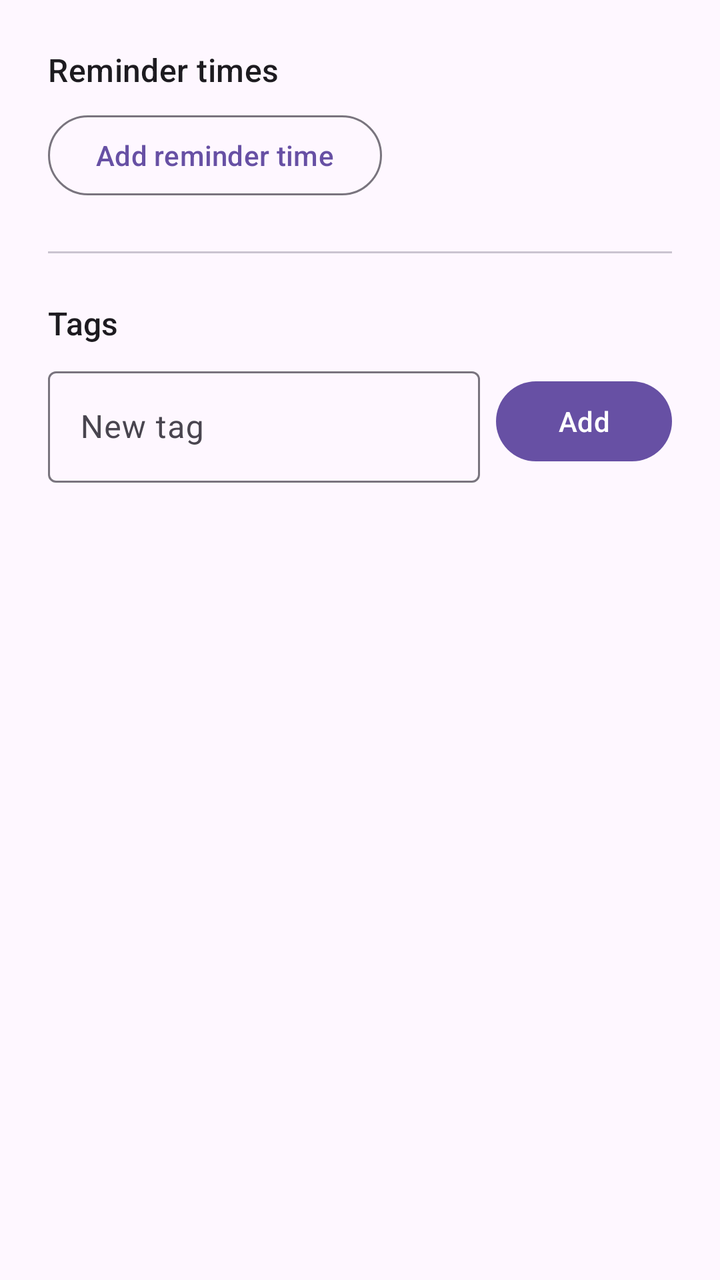
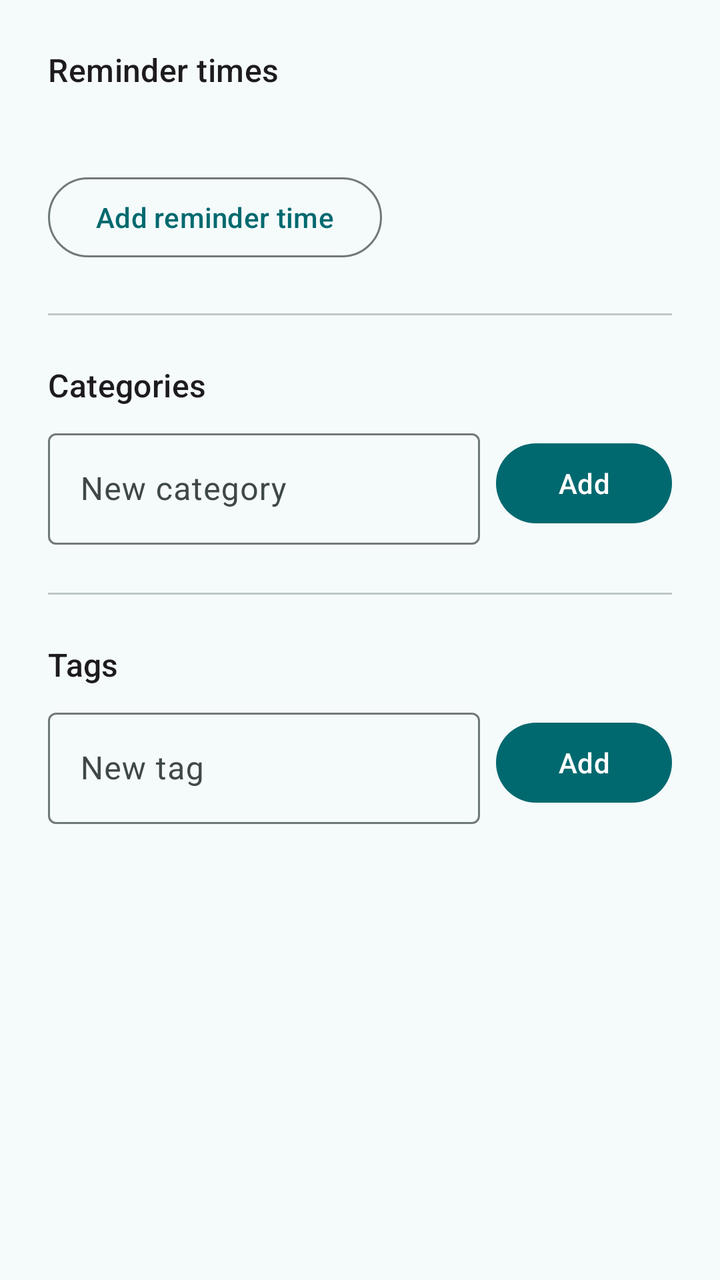

Two renders of the same Android screen: before a commit and after it. Below are the layout's source before the change and the commit's diff.
<!-- AndroidManifest.xml: application theme Theme.Baromi -->
<!-- res/layout/activity_settings.xml -->
<?xml version="1.0" encoding="utf-8"?>
<ScrollView xmlns:android="http://schemas.android.com/apk/res/android"
    android:layout_width="match_parent"
    android:layout_height="match_parent"
    android:fillViewport="true">

    <LinearLayout
        android:layout_width="match_parent"
        android:layout_height="wrap_content"
        android:orientation="vertical"
        android:padding="24dp">

        <TextView
            android:layout_width="wrap_content"
            android:layout_height="wrap_content"
            android:text="@string/reminders_header"
            android:textAppearance="?attr/textAppearanceTitleMedium" />

        <LinearLayout
            android:id="@+id/containerReminders"
            android:layout_width="match_parent"
            android:layout_height="wrap_content"
            android:orientation="vertical" />

        <com.google.android.material.button.MaterialButton
            android:id="@+id/buttonAddTime"
            style="?attr/materialButtonOutlinedStyle"
            android:layout_width="wrap_content"
            android:layout_height="wrap_content"
            android:layout_marginTop="8dp"
            android:text="@string/add_reminder_time" />

        <View
            android:layout_width="match_parent"
            android:layout_height="1dp"
            android:layout_marginTop="24dp"
            android:layout_marginBottom="24dp"
            android:background="?attr/colorOutlineVariant" />

        <TextView
            android:layout_width="wrap_content"
            android:layout_height="wrap_content"
            android:text="@string/tags_header"
            android:textAppearance="?attr/textAppearanceTitleMedium" />

        <LinearLayout
            android:id="@+id/containerTags"
            android:layout_width="match_parent"
            android:layout_height="wrap_content"
            android:orientation="vertical" />

        <LinearLayout
            android:layout_width="match_parent"
            android:layout_height="wrap_content"
            android:layout_marginTop="8dp"
            android:gravity="center_vertical"
            android:orientation="horizontal">

            <com.google.android.material.textfield.TextInputLayout
                android:id="@+id/inputTagLayout"
                android:layout_width="0dp"
                android:layout_height="wrap_content"
                android:layout_weight="1"
                android:hint="@string/new_tag_hint">

                <com.google.android.material.textfield.TextInputEditText
                    android:id="@+id/inputNewTag"
                    android:layout_width="match_parent"
                    android:layout_height="wrap_content"
                    android:inputType="text|textNoSuggestions"
                    android:maxLength="40" />
            </com.google.android.material.textfield.TextInputLayout>

            <com.google.android.material.button.MaterialButton
                android:id="@+id/buttonAddTag"
                android:layout_width="wrap_content"
                android:layout_height="wrap_content"
                android:layout_marginStart="8dp"
                android:text="@string/add_tag" />
        </LinearLayout>

    </LinearLayout>

</ScrollView>
<!-- resources referenced by this layout -->
<resources>
  <style name="Theme.Baromi" parent="Theme.Material3.DayNight" />
  <!-- unchanged entries left out for length: 5 -->
</resources>

<!-- the commit's change to res/layout/activity_settings.xml (unified diff, before → after) -->
@@ -2,6 +2,8 @@
 <ScrollView xmlns:android="http://schemas.android.com/apk/res/android"
     android:layout_width="match_parent"
     android:layout_height="match_parent"
+    android:clipToPadding="false"
+    android:fitsSystemWindows="true"
     android:fillViewport="true">
 
     <LinearLayout
@@ -16,10 +18,27 @@
             android:text="@string/reminders_header"
             android:textAppearance="?attr/textAppearanceTitleMedium" />
 
+        <TextView
+            android:id="@+id/reminderStatus"
+            android:layout_width="match_parent"
+            android:layout_height="wrap_content"
+            android:layout_marginTop="4dp"
+            android:textAppearance="?attr/textAppearanceBodyMedium"
+            android:textColor="?attr/colorOnSurfaceVariant" />
+
+        <com.google.android.material.button.MaterialButton
+            android:id="@+id/buttonGrantPermissions"
+            android:layout_width="wrap_content"
+            android:layout_height="wrap_content"
+            android:layout_marginTop="4dp"
+            android:text="@string/grant_permission"
+            android:visibility="gone" />
+
         <LinearLayout
             android:id="@+id/containerReminders"
             android:layout_width="match_parent"
             android:layout_height="wrap_content"
+            android:layout_marginTop="8dp"
             android:orientation="vertical" />
 
         <com.google.android.material.button.MaterialButton
@@ -29,6 +48,55 @@
             android:layout_height="wrap_content"
             android:layout_marginTop="8dp"
             android:text="@string/add_reminder_time" />
+
+        <View
+            android:layout_width="match_parent"
+            android:layout_height="1dp"
+            android:layout_marginTop="24dp"
+            android:layout_marginBottom="24dp"
+            android:background="?attr/colorOutlineVariant" />
+
+        <TextView
+            android:layout_width="wrap_content"
+            android:layout_height="wrap_content"
+            android:text="@string/categories_header"
+            android:textAppearance="?attr/textAppearanceTitleMedium" />
+
+        <LinearLayout
+            android:id="@+id/containerCategories"
+            android:layout_width="match_parent"
+            android:layout_height="wrap_content"
+            android:orientation="vertical" />
+
+        <LinearLayout
+            android:layout_width="match_parent"
+            android:layout_height="wrap_content"
+            android:layout_marginTop="8dp"
+            android:gravity="center_vertical"
+            android:orientation="horizontal">
+
+            <com.google.android.material.textfield.TextInputLayout
+                android:id="@+id/inputCategoryLayout"
+                android:layout_width="0dp"
+                android:layout_height="wrap_content"
+                android:layout_weight="1"
+                android:hint="@string/new_category_hint">
+
+                <com.google.android.material.textfield.TextInputEditText
+                    android:id="@+id/inputNewCategory"
+                    android:layout_width="match_parent"
+                    android:layout_height="wrap_content"
+                    android:inputType="text|textCapSentences|textNoSuggestions"
+                    android:maxLength="40" />
+            </com.google.android.material.textfield.TextInputLayout>
+
+            <com.google.android.material.button.MaterialButton
+                android:id="@+id/buttonAddCategory"
+                android:layout_width="wrap_content"
+                android:layout_height="wrap_content"
+                android:layout_marginStart="8dp"
+                android:text="@string/add_category" />
+        </LinearLayout>
 
         <View
             android:layout_width="match_parent"
@@ -78,7 +146,5 @@
                 android:layout_marginStart="8dp"
                 android:text="@string/add_tag" />
         </LinearLayout>
-
     </LinearLayout>
-
 </ScrollView>
<!-- resource entries referenced after the edit -->
@@ -1,6 +1,111 @@
 <!-- resources referenced by this layout -->
 <resources>
-  <style name="Theme.Baromi" parent="Theme.Material3.DayNight" />
+  <string name="add_category">Add</string>
+  <string name="categories_header">Categories</string>
+  <string name="grant_permission">Grant permission</string>
+  <string name="new_category_hint">New category</string>
+  <style name="Theme.Baromi" parent="Theme.Material3.DayNight">
+          <item name="colorPrimary">@color/baromi_primary</item>
+          <item name="colorOnPrimary">@color/baromi_on_primary</item>
+          <item name="colorPrimaryContainer">@color/baromi_primary_container</item>
+          <item name="colorOnPrimaryContainer">@color/baromi_on_primary_container</item>
+  
+          <item name="colorSecondary">@color/baromi_secondary</item>
+          <item name="colorOnSecondary">@color/baromi_on_secondary</item>
+          <item name="colorSecondaryContainer">@color/baromi_secondary_container</item>
+          <item name="colorOnSecondaryContainer">@color/baromi_on_secondary_container</item>
+  
+          <item name="colorTertiary">@color/baromi_tertiary</item>
+          <item name="colorOnTertiary">@color/baromi_on_tertiary</item>
+          <item name="colorTertiaryContainer">@color/baromi_tertiary_container</item>
+          <item name="colorOnTertiaryContainer">@color/baromi_on_tertiary_container</item>
+  
+          <item name="colorError">@color/baromi_error</item>
+          <item name="colorOnError">@color/baromi_on_error</item>
+          <item name="colorErrorContainer">@color/baromi_error_container</item>
+          <item name="colorOnErrorContainer">@color/baromi_on_error_container</item>
+  
+          <item name="android:colorBackground">@color/baromi_background</item>
+          <item name="colorOnBackground">@color/baromi_on_background</item>
+          <item name="colorSurface">@color/baromi_surface</item>
+          <item name="colorOnSurface">@color/baromi_on_surface</item>
+          <item name="colorSurfaceVariant">@color/baromi_surface_variant</item>
+          <item name="colorOnSurfaceVariant">@color/baromi_on_surface_variant</item>
+  
+          <item name="colorOutline">@color/baromi_outline</item>
+          <item name="colorOutlineVariant">@color/baromi_outline_variant</item>
+  
+          <item name="colorSurfaceInverse">@color/baromi_inverse_surface</item>
+          <item name="colorOnSurfaceInverse">@color/baromi_inverse_on_surface</item>
+          <item name="colorPrimaryInverse">@color/baromi_inverse_primary</item>
+  
+          <item name="colorSurfaceDim">@color/baromi_surface_dim</item>
+          <item name="colorSurfaceBright">@color/baromi_surface_bright</item>
+          <item name="colorSurfaceContainerLowest">@color/baromi_surface_container_lowest</item>
+          <item name="colorSurfaceContainerLow">@color/baromi_surface_container_low</item>
+          <item name="colorSurfaceContainer">@color/baromi_surface_container</item>
+          <item name="colorSurfaceContainerHigh">@color/baromi_surface_container_high</item>
+          <item name="colorSurfaceContainerHighest">@color/baromi_surface_container_highest</item>
+  
+          <item name="colorPrimaryFixed">@color/baromi_primary_fixed</item>
+          <item name="colorPrimaryFixedDim">@color/baromi_primary_fixed_dim</item>
+          <item name="colorOnPrimaryFixed">@color/baromi_on_primary_fixed</item>
+          <item name="colorOnPrimaryFixedVariant">@color/baromi_on_primary_fixed_variant</item>
+          <item name="colorSecondaryFixed">@color/baromi_secondary_fixed</item>
+          <item name="colorSecondaryFixedDim">@color/baromi_secondary_fixed_dim</item>
+          <item name="colorOnSecondaryFixed">@color/baromi_on_secondary_fixed</item>
+          <item name="colorOnSecondaryFixedVariant">@color/baromi_on_secondary_fixed_variant</item>
+          <item name="colorTertiaryFixed">@color/baromi_tertiary_fixed</item>
+          <item name="colorTertiaryFixedDim">@color/baromi_tertiary_fixed_dim</item>
+          <item name="colorOnTertiaryFixed">@color/baromi_on_tertiary_fixed</item>
+          <item name="colorOnTertiaryFixedVariant">@color/baromi_on_tertiary_fixed_variant</item>
+      </style>
+  <color name="baromi_primary">#00696F</color>
+  <color name="baromi_on_primary">#FFFFFF</color>
+  <color name="baromi_primary_container">#6FF6FF</color>
+  <color name="baromi_on_primary_container">#002022</color>
+  <color name="baromi_secondary">#4A6365</color>
+  <color name="baromi_on_secondary">#FFFFFF</color>
+  <color name="baromi_secondary_container">#CDE7E9</color>
+  <color name="baromi_on_secondary_container">#051F21</color>
+  <color name="baromi_tertiary">#7E5700</color>
+  <color name="baromi_on_tertiary">#FFFFFF</color>
+  <color name="baromi_tertiary_container">#FFDDB1</color>
+  <color name="baromi_on_tertiary_container">#281800</color>
+  <color name="baromi_error">#BA1A1A</color>
+  <color name="baromi_on_error">#FFFFFF</color>
+  <color name="baromi_error_container">#FFDAD6</color>
+  <color name="baromi_on_error_container">#410002</color>
+  <color name="baromi_background">#F5FAFB</color>
+  <color name="baromi_on_background">#171D1E</color>
+  <color name="baromi_surface">#F5FAFB</color>
+  <color name="baromi_on_surface">#171D1E</color>
+  <color name="baromi_surface_variant">#DAE4E5</color>
+  <color name="baromi_on_surface_variant">#3F4849</color>
+  <color name="baromi_outline">#6F797A</color>
+  <color name="baromi_outline_variant">#BFC8C9</color>
+  <color name="baromi_inverse_surface">#2B3132</color>
+  <color name="baromi_inverse_on_surface">#ECF2F3</color>
+  <color name="baromi_inverse_primary">#4FD8E0</color>
+  <color name="baromi_surface_dim">#D6DCDD</color>
+  <color name="baromi_surface_bright">#F5FAFB</color>
+  <color name="baromi_surface_container_lowest">#FFFFFF</color>
+  <color name="baromi_surface_container_low">#EFF5F6</color>
+  <color name="baromi_surface_container">#EAF0F1</color>
+  <color name="baromi_surface_container_high">#E4EAEB</color>
+  <color name="baromi_surface_container_highest">#DEE4E5</color>
+  <color name="baromi_primary_fixed">#6FF6FF</color>
+  <color name="baromi_primary_fixed_dim">#4FD8E0</color>
+  <color name="baromi_on_primary_fixed">#002022</color>
+  <color name="baromi_on_primary_fixed_variant">#004F55</color>
+  <color name="baromi_secondary_fixed">#CDE7E9</color>
+  <color name="baromi_secondary_fixed_dim">#B1CBCD</color>
+  <color name="baromi_on_secondary_fixed">#051F21</color>
+  <color name="baromi_on_secondary_fixed_variant">#324B4D</color>
+  <color name="baromi_tertiary_fixed">#FFDDB1</color>
+  <color name="baromi_tertiary_fixed_dim">#F5BD48</color>
+  <color name="baromi_on_tertiary_fixed">#281800</color>
+  <color name="baromi_on_tertiary_fixed_variant">#5F3F00</color>
   <!-- unchanged entries left out for length: 5 -->
 </resources>
 
